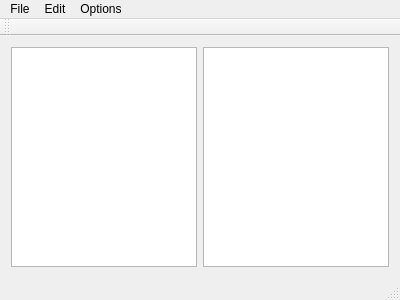
Before: the Qt Designer form mainwindow.ui in aardvarkk/samplicity, drawn with Qt 5.
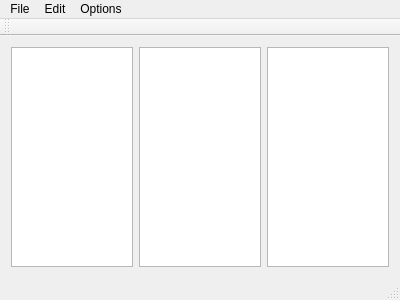
After: the same form once the commit is applied.

Commit message: Show Edit Tags dialog.

```diff
--- a/mainwindow.ui
+++ b/mainwindow.ui
@@ -22,6 +22,9 @@
       </property>
      </widget>
     </item>
+    <item>
+     <widget class="QTreeView" name="tagsTreeView"/>
+    </item>
     <item>
      <widget class="QTreeView" name="samplesTreeView"/>
     </item>
```
Left out of the diff: 6 changed lines with no effect on the pictures. The commit also changes 7 other files.
